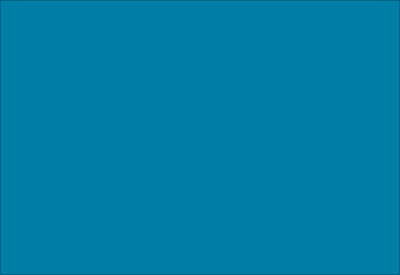
Above: ui files/select_notes.ui from daniel-deru/Runner2 before the change. Below: the same form after it.
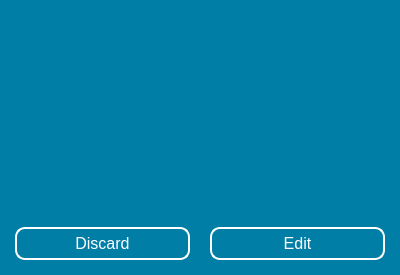
That is the form after the change.

Commit message: added get item function to db.py. made UI changes to selectwindow. adding and deleting notes is now fully functional. note data is succnote data is successfully transfered to NotesWindow.

```diff
--- a/ui files/select_notes.ui
+++ b/ui files/select_notes.ui
@@ -18,6 +18,24 @@
 	background-color: #007ea6;
 }
 
+ QPushButton {
+                    font-size: 16px;
+                    color: white;
+                    border: 2px solid white;
+                    border-radius: 10px;
+                    padding: 5px;
+                    background-color: transparent;
+                }
+
+QPushButton:pressed {
+            color: #007ea6;
+            background-color: white;
+ }
+
+QRadioButton {
+	color: white;
+	font-size: 16px;
+}
 </string>
   </property>
   <layout class="QVBoxLayout" name="SelectNoteLayout">
@@ -41,6 +59,9 @@
      <property name="styleSheet">
       <string notr="true">background-color: #007ea6;</string>
      </property>
+     <property name="frameShape">
+      <enum>QFrame::NoFrame</enum>
+     </property>
      <property name="widgetResizable">
       <bool>true</bool>
      </property>
@@ -49,8 +70,8 @@
        <rect>
         <x>0</x>
         <y>0</y>
-        <width>398</width>
-        <height>273</height>
+        <width>400</width>
+        <height>212</height>
        </rect>
       </property>
       <property name="styleSheet">
@@ -68,17 +89,43 @@
 	background-color: white;
 }</string>
       </property>
-      <layout class="QVBoxLayout" name="vbox_scroll_layout">
-       <property name="leftMargin">
-        <number>30</number>
-       </property>
-       <property name="rightMargin">
-        <number>30</number>
-       </property>
-      </layout>
+      <layout class="QVBoxLayout" name="verticalLayout"/>
      </widget>
     </widget>
    </item>
+   <item>
+    <layout class="QHBoxLayout" name="hbox_btn_container">
+     <property name="spacing">
+      <number>20</number>
+     </property>
+     <property name="leftMargin">
+      <number>15</number>
+     </property>
+     <property name="topMargin">
+      <number>15</number>
+     </property>
+     <property name="rightMargin">
+      <number>15</number>
+     </property>
+     <property name="bottomMargin">
+      <number>15</number>
+     </property>
+     <item>
+      <widget class="QPushButton" name="btn_discard">
+       <property name="text">
+        <string>Discard</string>
+       </property>
+      </widget>
+     </item>
+     <item>
+      <widget class="QPushButton" name="btn_edit">
+       <property name="text">
+        <string>Edit</string>
+       </property>
+      </widget>
+     </item>
+    </layout>
+   </item>
   </layout>
  </widget>
  <resources/>
```
The commit also changes 1 other file.
